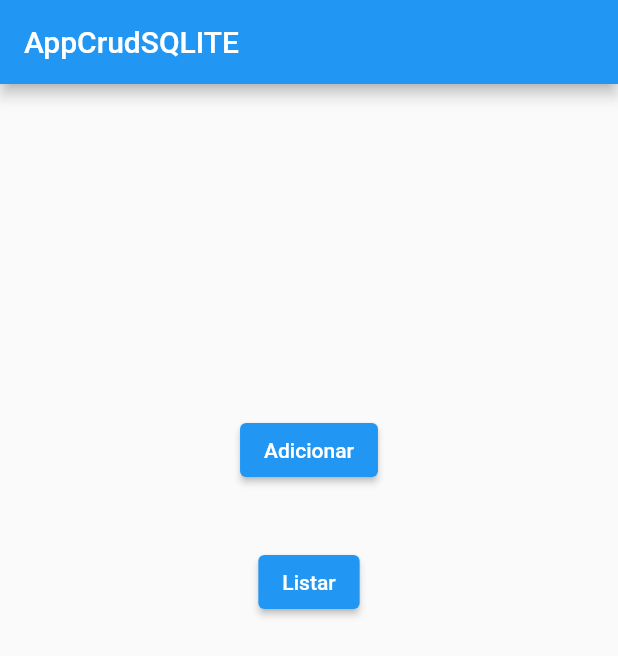
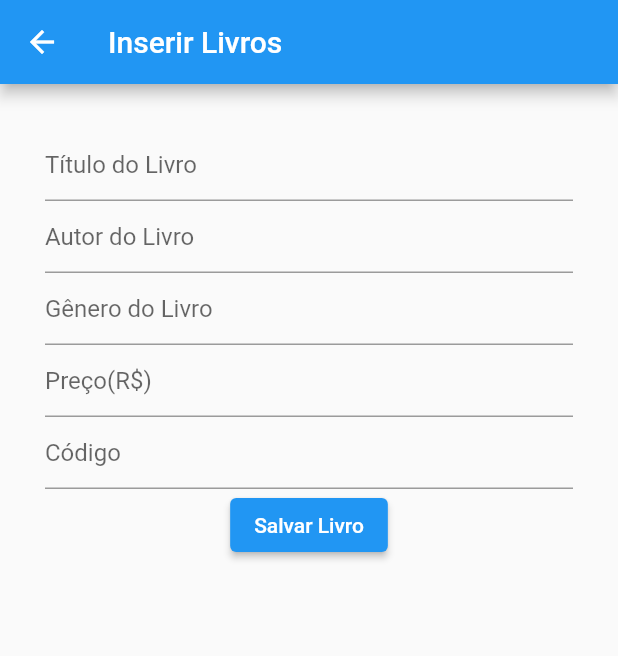
Before and after one commit to JoaoNeto132/AulaBoer, a Flutter app: the screen it shows after launch, after a tap on "Adicionar", on a phone screen of 412 x 824 dp. Shown: the top 656 px of the screen. Run offline on Flutter 3.47's test engine with Material 2 defaults, Android fonts, the phone set to English and light mode, and no system bars; our stand-ins replace sqflite; accounts and stored records are empty.

Commit message:
:sparkles: Add dark feita

```diff
--- a/lib/main.dart
+++ b/lib/main.dart
@@ -35,20 +35,20 @@ class _HomeState extends State<Home> {
           SizedBox(height: 200),
           ElevatedButton(
             onPressed: () {
-              //  Navigator.push(context,
-              //     MaterialPageRoute(builder: (BuildContext context) {
-              // return AddBooks();
-              //   }));
+              Navigator.push(context,
+                  MaterialPageRoute(builder: (BuildContext context) {
+                return AddBooks();
+              }));
             },
             child: Text("Adicionar"),
           ),
           SizedBox(height: 40),
           ElevatedButton(
             onPressed: () {
-              //  Navigator.push(context,
-              //   MaterialPageRoute(builder: (BuildContext context) {
+              //Navigator.push(context,
+              //MaterialPageRoute(builder: (BuildContext context) {
               // return ListBooks();
-              //  }));
+              // }));
             },
             child: Text("Listar"),
           ),
--- a/lib/screens/add.dart
+++ b/lib/screens/add.dart
@@ -0,0 +1,99 @@
+import 'package:flutter/material.dart';
+import 'package:appcrudsqlite/data/dblivros.dart';
+
+class AddBooks extends StatefulWidget {
+  @override
+  State<StatefulWidget> createState() {
+    return _AddBooks();
+  }
+}
+
+class _AddBooks extends State<AddBooks> {
+  TextEditingController nome = TextEditingController();
+  TextEditingController autor = TextEditingController();
+  TextEditingController genero = TextEditingController();
+  TextEditingController preco = TextEditingController();
+  TextEditingController roll_no = TextEditingController();
+
+  //test editing controllers for form
+
+  DbLivros mydb = DbLivros(); //mydb new object from db.dart
+
+  @override
+  void initState() {
+    mydb.open(); //initilization database
+
+    super.initState();
+  }
+
+  @override
+  Widget build(BuildContext context) {
+    return Scaffold(
+        appBar: AppBar(
+          title: Text("Inserir Livros"),
+        ),
+        body: Container(
+          padding: EdgeInsets.all(30),
+          child: Column(
+            children: [
+              TextField(
+                controller: nome,
+                decoration: const InputDecoration(
+                  hintText: "Título do Livro",
+                ),
+              ),
+              TextField(
+                controller: autor,
+                decoration: const InputDecoration(
+                  hintText: "Autor do Livro",
+                ),
+              ),
+              TextField(
+                controller: genero,
+                decoration: const InputDecoration(
+                  hintText: "Gênero do Livro",
+                ),
+              ),
+              TextField(
+                controller: preco,
+                decoration: const InputDecoration(
+                  hintText: "Preço(R\$)",
+                ),
+              ),
+              TextField(
+                controller: roll_no,
+                decoration: const InputDecoration(
+                  hintText: "Código",
+                ),
+              ),
+              ElevatedButton(
+                  onPressed: () {
+                    mydb.db.rawInsert(
+                        "INSERT INTO livro(nome, autor, genero, preco, roll_no) VALUES (?, ?, ?, ?, ?);",
+                        [
+                          nome.text,
+                          autor.text,
+                          genero.text,
+                          preco.text,
+                          roll_no.text
+                        ]); //add student from form to database
+
+                    ScaffoldMessenger.of(context).showSnackBar(
+                        SnackBar(content: Text("Livro Adicionado")));
+
+                    nome.text = "";
+
+                    autor.text = "";
+
+                    genero.text = "";
+
+                    preco.text = "";
+
+                    roll_no.text = "";
+                  },
+                  child: Text("Salvar Livro")),
+            ],
+          ),
+        ));
+  }
+}
```
